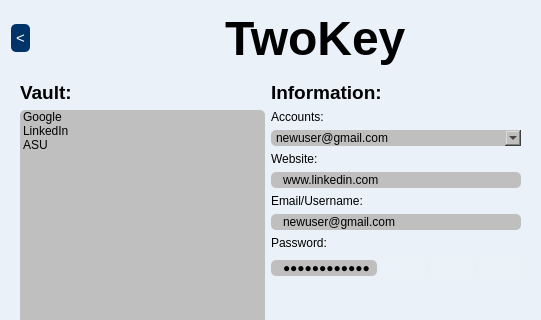
Qt form Desktop App/TwoKey/TwoKey/twokey.ui (Satharus/TwoKey) before a commit; both pictures show x 0 to 541 and y 0 to 320 of the 541 by 482 pixel window.
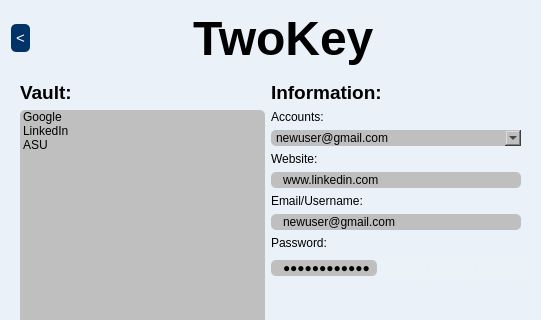
The same form after that commit. The open tabs and pages were chosen to show the change. Icons and pictures are not drawn.

```diff
--- a/Desktop App/TwoKey/TwoKey/twokey.ui
+++ b/Desktop App/TwoKey/TwoKey/twokey.ui
@@ -110,7 +110,7 @@
         <enum>Qt::Horizontal</enum>
        </property>
        <property name="sizeType">
-        <enum>QSizePolicy::Fixed</enum>
+        <enum>QSizePolicy::MinimumExpanding</enum>
        </property>
        <property name="sizeHint" stdset="0">
         <size>
```
Left out of the diff: 20 changed lines with no effect on the pictures.
